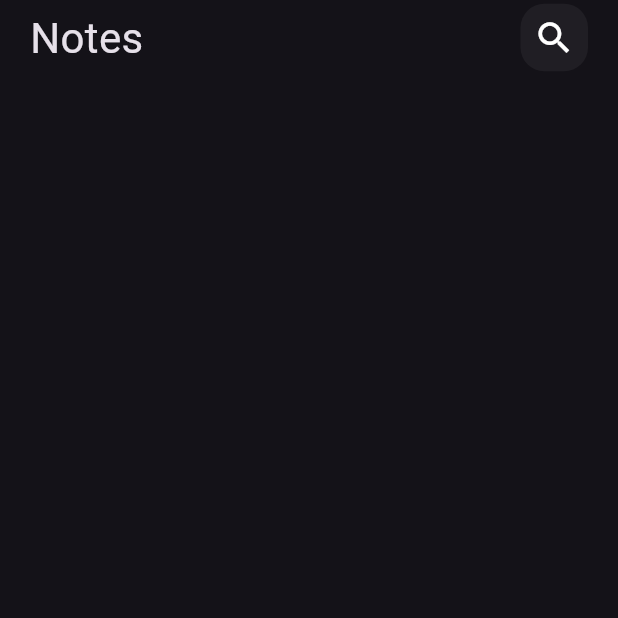
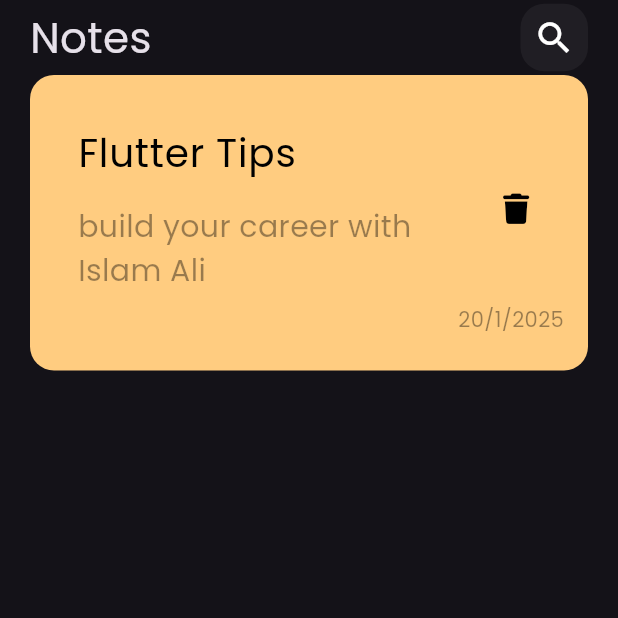
Before and after one commit to Islam3020/my_notes, a Flutter app: the screen it shows after launch, on a phone screen of 412 x 824 dp, the top half of it. Run offline on Flutter 3.47's test engine with Material 3 defaults, Android fonts, the phone set to English and light mode, and no system bars; our stand-ins replace font_awesome_flutter.

Commit message:
create notes item

```diff
--- a/lib/main.dart
+++ b/lib/main.dart
@@ -11,7 +11,7 @@ class MyNotes extends StatelessWidget {
   Widget build(BuildContext context) {
     return  MaterialApp(
       debugShowCheckedModeBanner: false,
-      theme: ThemeData.dark(),
+      theme: ThemeData(brightness: Brightness.dark,fontFamily: 'Poppins'),
       home:const NotesView(),
 
     );
--- /dev/null
+++ b/lib/views/my_widgets/note_item.dart
@@ -0,0 +1,44 @@
+import 'package:flutter/material.dart';
+import 'package:font_awesome_flutter/font_awesome_flutter.dart';
+
+class NoteItem extends StatelessWidget {
+  const NoteItem({super.key});
+
+  @override
+  Widget build(BuildContext context) {
+    return Container(
+      padding:const EdgeInsets.only(top: 24,bottom: 24,left: 16),
+      decoration: BoxDecoration(
+        color:const Color(0xffFFcc80),
+        borderRadius: BorderRadiusDirectional.circular(16),
+      ),
+      child: Column(
+        crossAxisAlignment: CrossAxisAlignment.end,
+        children: [
+          ListTile(
+            title: const Text(
+              "Flutter Tips",
+              style: TextStyle(color: Colors.black,fontSize: 26),
+            ),
+            subtitle:  Padding(
+              padding: const EdgeInsets.only(top: 16),
+              child: Text("build your career with Islam Ali",
+                  style: TextStyle(color: Colors.black.withOpacity(.4),fontSize: 20)),
+            ),
+            trailing: IconButton(
+                onPressed: () {},
+                icon: const Icon(
+                  FontAwesomeIcons.trash,
+                  color: Colors.black,
+                  size: 20,
+                )),
+          ),
+          Padding(
+            padding: const EdgeInsets.only(right: 16),
+            child: Text("20/1/2025",style: TextStyle(color: Colors.black.withOpacity(.4))),
+          )
+        ],
+      ),
+    );
+  }
+}
--- a/lib/views/my_widgets/notes_view_body.dart
+++ b/lib/views/my_widgets/notes_view_body.dart
@@ -1,6 +1,7 @@
 
 import 'package:flutter/material.dart';
 import 'package:my_notes/views/my_widgets/Custom_app_bar.dart';
+import 'package:my_notes/views/my_widgets/note_item.dart';
 
 class NotesViewBody extends StatelessWidget {
   const NotesViewBody({super.key});
@@ -9,7 +10,11 @@ class NotesViewBody extends StatelessWidget {
   Widget build(BuildContext context) {
     return  const Padding(
       padding: EdgeInsets.symmetric(horizontal: 20),
-      child: Column(children: [CustomAppBar()],),
+      child: Column(children: [
+        CustomAppBar(),
+        NoteItem()
+
+        ],),
     );
   }
 }
```
Also changed, not shown: pubspec.yaml (+8 -17 lines), lib/assets/fonts/Poppins-Regular.ttf (added), pubspec.lock.
